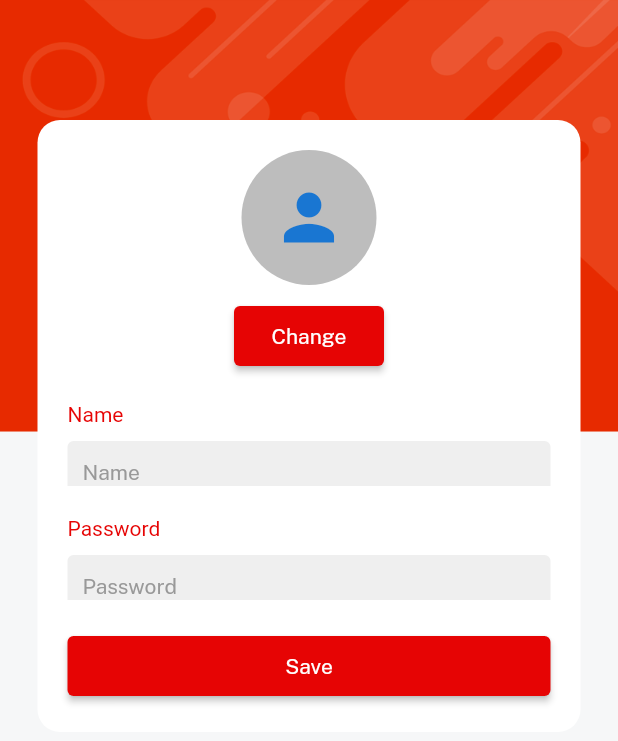
After one commit to SohaibAhmad786/hmart-Ecommerce-App-FireBase-Getx-in-Flutter, a Flutter app: the screen it shows once a user with an empty profile is signed in, item 4 of the bottom bar chosen, after a tap on the "edit" icon, on a phone screen of 412 x 824 dp. The commit adds this screen. Shown: the top 741 px of the screen. Run offline on Flutter 3.47's test engine with Material 2 defaults, Android fonts, the phone set to English and light mode, and no system bars; our stand-ins replace cloud_firestore, firebase_auth, firebase_core, get, image_picker, velocity_x; accounts and stored records are empty; network calls fail.

Commit message:
Edit Profile and login Sign Up with firebase done

```diff
--- a/lib/consts/consts.dart
+++ b/lib/consts/consts.dart
@@ -2,4 +2,5 @@ export './colors.dart';
 export './images.dart';
 export './strings.dart';
 export './styles.dart';
+export './firebase_consts.dart';
 export 'package:velocity_x/velocity_x.dart';
--- a/lib/main.dart
+++ b/lib/main.dart
@@ -1,9 +1,15 @@
 import 'package:flutter/material.dart';
 import 'package:h_mart/views/splash/splash_view.dart';
 import 'consts/consts.dart';
+import 'package:firebase_core/firebase_core.dart';
+import 'firebase_options.dart';
 import 'package:get/get.dart';
 
-void main() {
+void main() async {
+  WidgetsFlutterBinding.ensureInitialized();
+  await Firebase.initializeApp(
+    options: DefaultFirebaseOptions.currentPlatform,
+  );
   runApp(const MyApp());
 }
 
@@ -19,11 +25,8 @@ class MyApp extends StatelessWidget {
           fontFamily: 'sans_regular',
           scaffoldBackgroundColor: Colors.transparent,
           appBarTheme: const AppBarTheme(
-            backgroundColor: Colors.transparent,
-            iconTheme: IconThemeData(
-              color: darkFontGrey
-            )
-          ),
+              backgroundColor: Colors.transparent,
+              iconTheme: IconThemeData(color: darkFontGrey)),
         ),
         home: SplashView());
   }
--- /dev/null
+++ b/lib/views/edit_profile/edit_profile_view.dart
@@ -0,0 +1,116 @@
+import 'dart:io';
+
+import 'package:flutter/material.dart';
+import 'package:get/get.dart';
+import 'package:h_mart/consts/consts.dart';
+import 'package:h_mart/views/edit_profile/edit_profile_viewmodel.dart';
+import 'package:h_mart/widgets/background.dart';
+import 'package:h_mart/widgets/custom_buttons.dart';
+import 'package:h_mart/widgets/custom_textfields.dart';
+
+class EditProfileView extends StatelessWidget {
+  EditProfileView({super.key});
+
+  final EditProfileViewModel viewModel = Get.put(EditProfileViewModel());
+
+  @override
+  Widget build(BuildContext context) {
+    return backgroundWidget(
+      child: Scaffold(
+        body: SafeArea(
+          child: Column(
+            children: [
+              const SizedBox(height: 80, width: double.infinity),
+              Obx(
+                () => Column(
+                  children: [
+                    viewModel.userImage.value.path.isEmpty
+                        ? CircleAvatar(
+                            backgroundColor: Colors.grey.shade400,
+                            radius: 45,
+                            child: const Icon(
+                              Icons.person,
+                              size: 50,
+                            ),
+                          )
+                        : Image.file(
+                            File(viewModel.userImage.value.path),
+                            width: 100,
+                            fit: BoxFit.cover,
+                          ).box.roundedFull.clip(Clip.antiAlias).make(),
+                    10.heightBox,
+                    SizedBox(width: 100, child: changeBtn()),
+                    Form(
+                      key: viewModel.editKey,
+                      child: Column(
+                        children: [
+                          nameTxtField(),
+                          passwordTxtField(),
+                        ],
+                      ),
+                    ),
+                    const SizedBox(height: 20),
+                    saveBtn(),
+                  ],
+                )
+                    .box
+                    .rounded
+                    .width(context.screenWidth - 50)
+                    .white
+                    .padding(const EdgeInsets.all(20))
+                    .make(),
+              ),
+            ],
+          ).scrollVertical(),
+        ),
+      ),
+    );
+  }
+
+  Widget changeBtn() {
+    return CustomElevatedBtn(
+      height: 40,
+      width: double.infinity,
+      onPressed: () {
+        viewModel.changeImgBtn();
+      },
+      backgroundColor: redColor,
+      child: "Change".text.color(whiteColor).make(),
+    );
+  }
+
+  Widget nameTxtField() {
+    return Padding(
+      padding: const EdgeInsets.symmetric(vertical: 20.0),
+      child: CustomTextField13(
+        controller: viewModel.nameController,
+        fillColor: lightGrey,
+        hintText: "Name",
+        title: "Name",
+        keyboardType: TextInputType.name,
+      ),
+    );
+  }
+
+  Widget passwordTxtField() {
+    return CustomTextField13(
+      controller: viewModel.passwordController,
+      fillColor: lightGrey,
+      hintText: "Password",
+      title: "Password",
+      keyboardType: TextInputType.text,
+    );
+  }
+
+  Widget saveBtn() {
+    return CustomElevatedBtn(
+      height: 40,
+      width: double.infinity,
+      onPressed: () {
+        viewModel.saveBtn();
+      },
+      backgroundColor: redColor,
+      child: "Save".text.color(whiteColor).make(),
+    );
+  }
+}
--- /dev/null
+++ b/lib/views/edit_profile/edit_profile_viewmodel.dart
@@ -0,0 +1,28 @@
+import 'dart:io';
+
+import 'package:flutter/material.dart';
+import 'package:get/get.dart';
+import 'package:image_picker/image_picker.dart';
+
+class EditProfileViewModel extends GetxController {
+  GlobalKey<FormState> editKey = GlobalKey<FormState>();
+  TextEditingController nameController = TextEditingController();
+  TextEditingController passwordController = TextEditingController();
+  Rx<File> userImage = File('').obs;
+
+  @override
+  void onClose() {
+    super.onClose();
+    nameController.clear();
+    passwordController.clear();
+  }
+
+  saveBtn() {}
+
+  changeImgBtn() async {
+    XFile? image = await ImagePicker().pickImage(source: ImageSource.gallery);
+    if (image != null) {
+      userImage.value = File(image.path);
+    }
+  }
+}
--- a/lib/views/login/login_view.dart
+++ b/lib/views/login/login_view.dart
@@ -8,6 +8,7 @@ import 'package:h_mart/consts/consts.dart';
 import 'package:get/get.dart';
 import 'package:flutter/material.dart';
 import 'package:h_mart/consts/constant_list.dart';
+import 'package:h_mart/widgets/loader_view.dart';
 
 class LoginView extends StatelessWidget {
   LoginView({super.key});
@@ -16,7 +17,9 @@ class LoginView extends StatelessWidget {
 
   @override
   Widget build(BuildContext context) {
-    return backgroundWidget(
+    return Stack(
+      children: [
+        backgroundWidget(
           child: Scaffold(
             body: SafeArea(
               child: Column(
@@ -54,6 +57,9 @@ class LoginView extends StatelessWidget {
               ).scrollVertical(),
             ),
           ),
+        ),
+        const LoaderView(),
+      ],
     );
   }
 
--- /dev/null
+++ b/lib/views/profile/profile_model.dart
@@ -0,0 +1,44 @@
+class ProfileModel {
+  String? cartCount;
+  String? image;
+  String? wishlistCount;
+  String? password;
+  String? orderCount;
+  String? name;
+  String? id;
+  String? email;
+
+  ProfileModel(
+      {this.cartCount,
+      this.image,
+      this.wishlistCount,
+      this.password,
+      this.orderCount,
+      this.name,
+      this.id,
+      this.email});
+
+  ProfileModel.fromJson(Map<String, dynamic> json) {
+    cartCount = json['cart_count'];
+    image = json['image'];
+    wishlistCount = json['wishlist_count'];
+    password = json['password'];
+    orderCount = json['order_count'];
+    name = json['name'];
+    id = json['id'];
+    email = json['email'];
+  }
+
+  Map<String, dynamic> toJson() {
+    final Map<String, dynamic> data = <String, dynamic>{};
+    data['cart_count'] = cartCount;
+    data['image'] = image;
+    data['wishlist_count'] = wishlistCount;
+    data['password'] = password;
+    data['order_count'] = orderCount;
+    data['name'] = name;
+    data['id'] = id;
+    data['email'] = email;
+    return data;
+  }
+}
--- a/lib/views/profile/profile_view.dart
+++ b/lib/views/profile/profile_view.dart
@@ -1,8 +1,10 @@
 import 'package:flutter/material.dart';
 import 'package:get/get.dart';
+import 'package:h_mart/consts/constant_list.dart';
 import 'package:h_mart/consts/consts.dart';
 import 'package:h_mart/views/profile/profile_viewmodel.dart';
 import 'package:h_mart/widgets/background.dart';
+import 'package:h_mart/widgets/details_card.dart';
 
 class ProfileView extends StatelessWidget {
   ProfileView({super.key});
@@ -14,22 +16,112 @@ class ProfileView extends StatelessWidget {
     return backgroundWidget(
       child: Scaffold(
         body: SafeArea(
-            child: Container(
-          padding: const EdgeInsets.all(8),
           child: Column(
             children: [
+              20.heightBox,
               Row(
                 children: [
                   Image.asset(
                     imgProfile2,
                     width: 100,
                     fit: BoxFit.cover,
-                  ).box.roundedFull.clip(Clip.antiAlias).make()
+                  ).box.roundedFull.clip(Clip.antiAlias).make(),
+                  10.widthBox,
+                  Expanded(
+                    child: Column(
+                      crossAxisAlignment: CrossAxisAlignment.start,
+                      children: [
+                        "${viewModel.profileModel.value.name}"
+                            .text
+                            .white
+                            .fontFamily(semibold)
+                            .make(),
+                        5.heightBox,
+                        "${viewModel.profileModel.value.email}"
+                            .text
+                            .white
+                            .fontFamily(semibold)
+                            .make(),
+                      ],
+                    ),
+                  ),
+                  GestureDetector(
+                    onTap: () {
+                      viewModel.editBtn();
+                    },
+                    child: const CircleAvatar(
+                      backgroundColor: whiteColor,
+                      child: Icon(
+                        Icons.edit,
+                        color: darkFontGrey,
+                      ),
+                    ),
+                  ),
+                  5.widthBox,
+                  GestureDetector(
+                    onTap: () {
+                      viewModel.logoutBtn();
+                    },
+                    child: const CircleAvatar(
+                      backgroundColor: whiteColor,
+                      child: Icon(
+                        Icons.logout_outlined,
+                        color: redColor,
+                      ),
+                    ),
+                  ),
+                  5.widthBox,
                 ],
-              )
+              ),
+              20.heightBox,
+              Row(
+                mainAxisAlignment: MainAxisAlignment.spaceAround,
+                children: [
+                  detailsCard(
+                      context.screenWidth / 4,
+                      "${viewModel.profileModel.value.cartCount}",
+                      "in your cart"),
+                  detailsCard(
+                      context.screenWidth / 4,
+                      "${viewModel.profileModel.value.wishlistCount}",
+                      "in your wishlist"),
+                  detailsCard(
+                      context.screenWidth / 4,
+                      "${viewModel.profileModel.value.orderCount}",
+                      "you ordered"),
+                ],
+              ),
+              20.heightBox,
+              ListView.separated(
+                      shrinkWrap: true,
+                      physics: const NeverScrollableScrollPhysics(),
+                      itemBuilder: (context, index) {
+                        return ListTile(
+                          leading: Image.asset(
+                            profileBtnIconsList[index],
+                            width: 30,
+                            color: Colors.black,
+                          ),
+                          title:
+                              profileBtnTxtList[index].toString().text.make(),
+                        );
+                      },
+                      separatorBuilder: (context, index) {
+                        return const Divider();
+                      },
+                      itemCount: 3)
+                  .box
+                  .white
+                  .margin(const EdgeInsets.all(6))
+                  .roundedSM
+                  .shadowXs
+                  .make()
+                  .box
+                  .color(redColor)
+                  .make(),
             ],
           ),
-        )),
+        ),
       ),
     );
   }
--- a/lib/views/profile/profile_viewmodel.dart
+++ b/lib/views/profile/profile_viewmodel.dart
@@ -1,5 +1,42 @@
 import 'package:get/get.dart';
+import 'package:h_mart/consts/consts.dart';
+import 'package:h_mart/consts/global_variables.dart';
+import 'package:h_mart/views/edit_profile/edit_profile_view.dart';
+import 'package:h_mart/views/login/login_view.dart';
+import 'package:h_mart/views/profile/profile_model.dart';
 
 class ProfileViewModel extends GetxController {
+  Rx<ProfileModel> profileModel = ProfileModel().obs;
 
+  @override
+  void onInit() {
+    super.onInit();
+    getProfileDetailsFromFireBase();
+  }
+
+  signOutMehtod() async {
+    try {
+      auth.signOut();
+    } catch (e) {
+      VxToast.show(Get.context!, msg: e.toString());
+    }
+  }
+
+  logoutBtn() async {
+    GlobalVariables.showLoader.value = true;
+    signOutMehtod();
+    GlobalVariables.showLoader.value = false;
+    Get.offAll(() => LoginView());
+  }
+
+  getProfileDetailsFromFireBase() async {
+    var store = firestore.collection(userCollecetion).doc(currentUser!.uid);
+    await store.get().then((value) {
+      profileModel.value = ProfileModel.fromJson(value.data()!);
+    });
+  }
+
+  editBtn() {
+    Get.to(() => EditProfileView());
+  }
 }
--- a/lib/views/splash/splash_viewmodel.dart
+++ b/lib/views/splash/splash_viewmodel.dart
@@ -1,15 +1,28 @@
 import 'dart:async';
+import 'package:firebase_auth/firebase_auth.dart';
 import 'package:get/get.dart';
+import 'package:h_mart/consts/consts.dart';
+import 'package:h_mart/views/home/home_view.dart';
 import 'package:h_mart/views/login/login_view.dart';
 
 class SplashViewModel extends GetxController {
   @override
   void onReady() {
     super.onReady();
-    Timer(
+    chooseNextScreen();
+  }
+
+  chooseNextScreen() {
+    Future.delayed(
       const Duration(seconds: 3),
       () {
-        Get.to( ()=> LoginView());
+        auth.authStateChanges().listen((User? user) {
+          if (user == null) {
+            Get.to(() => LoginView());
+          } else {
+            Get.to(() => HomeView());
+          }
+        });
       },
     );
   }
--- /dev/null
+++ b/lib/widgets/details_card.dart
@@ -0,0 +1,20 @@
+import 'package:flutter/material.dart';
+import 'package:h_mart/consts/consts.dart';
+
+Widget detailsCard(double width,String value,String details) {
+  return Column(
+    mainAxisAlignment: MainAxisAlignment.center,
+    children: [
+      value.text.fontFamily(bold).color(darkFontGrey).align(TextAlign.center).size(16).make(),
+      5.heightBox,
+      details.text.color(darkFontGrey).align(TextAlign.center).make()
+    ],
+  )
+      .box
+      .white
+      .roundedSM
+      .width(width)
+      .height(80)
+      .padding(const EdgeInsets.all(4))
+      .make();
+}
--- /dev/null
+++ b/lib/widgets/loader_view.dart
@@ -0,0 +1,41 @@
+import 'package:flutter/material.dart';
+import 'package:get/get.dart';
+import 'package:h_mart/consts/global_variables.dart';
+
+
+class LoaderView extends StatelessWidget {
+  const LoaderView({super.key});
+
+  @override
+  Widget build(BuildContext context) {
+    return Obx(
+      () => (GlobalVariables.showLoader.value)
+          ? Container(
+              height: double.infinity,
+              width: double.infinity,
+              color: Colors.black12,
+              child: Column(
+                mainAxisAlignment: MainAxisAlignment.center,
+                children: <Widget>[
+                  Container(
+                    width: 60,
+                    height: 60,
+                    decoration: BoxDecoration(
+                        color: Colors.white,
+                        borderRadius: BorderRadiusDirectional.circular(10)),
+                    child: Padding(
+                      padding: const EdgeInsets.all(8.0),
+                      child: CircularProgressIndicator(
+                        strokeWidth: 2,
+                        valueColor: AlwaysStoppedAnimation<Color>(
+                            Theme.of(context).primaryColor),
+                      ),
+                    ),
+                  )
+                ],
+              ),
+            )
+          : Container(),
+    );
+  }
+}
--- a/pubspec.yaml
+++ b/pubspec.yaml
@@ -38,6 +38,11 @@ dependencies:
   velocity_x:
   get: ^4.6.5
   flutter_launcher_icons: ^0.13.1
+  firebase_core: ^2.15.1
+  firebase_auth: ^4.9.0
+  firebase_storage: ^11.2.6
+  cloud_firestore: ^4.9.1
+  image_picker: ^1.0.4
 
 
 dev_dependencies:
```
Also changed, not shown: lib/consts/constant_list.dart (+12 -0 lines), lib/consts/firebase_consts.dart (added, +8 -0 lines), lib/consts/global_variables.dart (added, +10 -0 lines), lib/views/auth/auth_viewmodel.dart (added, +59 -0 lines), lib/views/login/login_viewmodel.dart (+34 -4 lines), lib/views/signup/signup_view.dart (+7 -1 lines), lib/views/signup/signup_viewmodel.dart (+71 -5 lines), lib/firebase_options.dart (added), pubspec.lock, 4 other files. Lines whose indentation alone changed are shown as unchanged.
